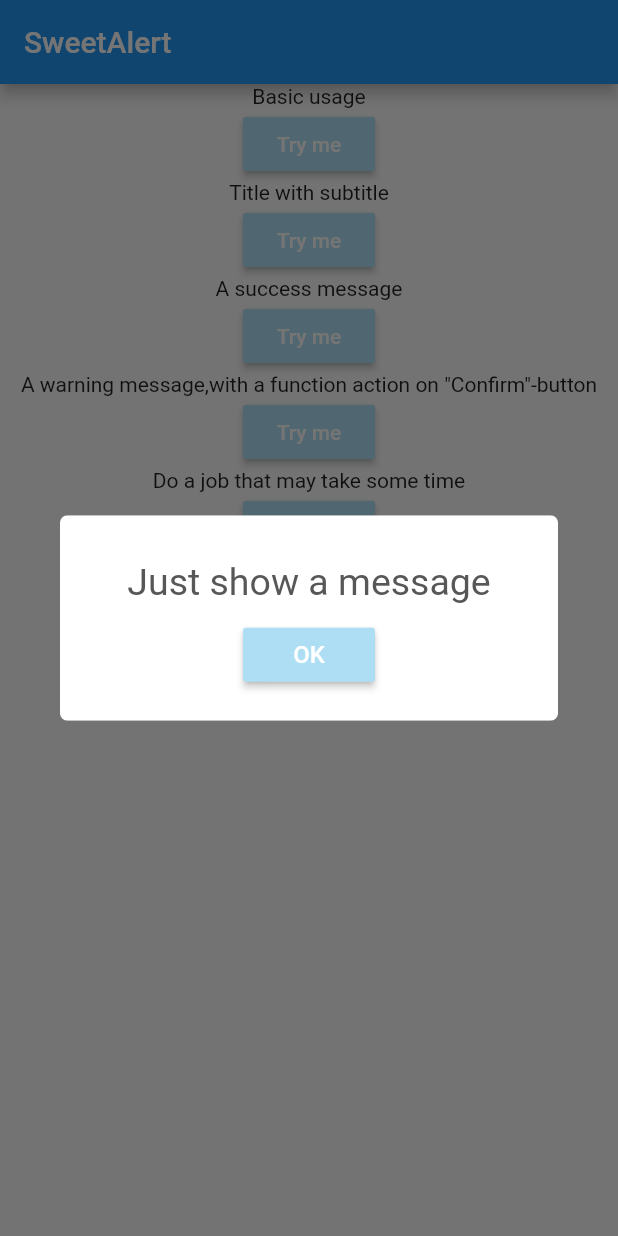
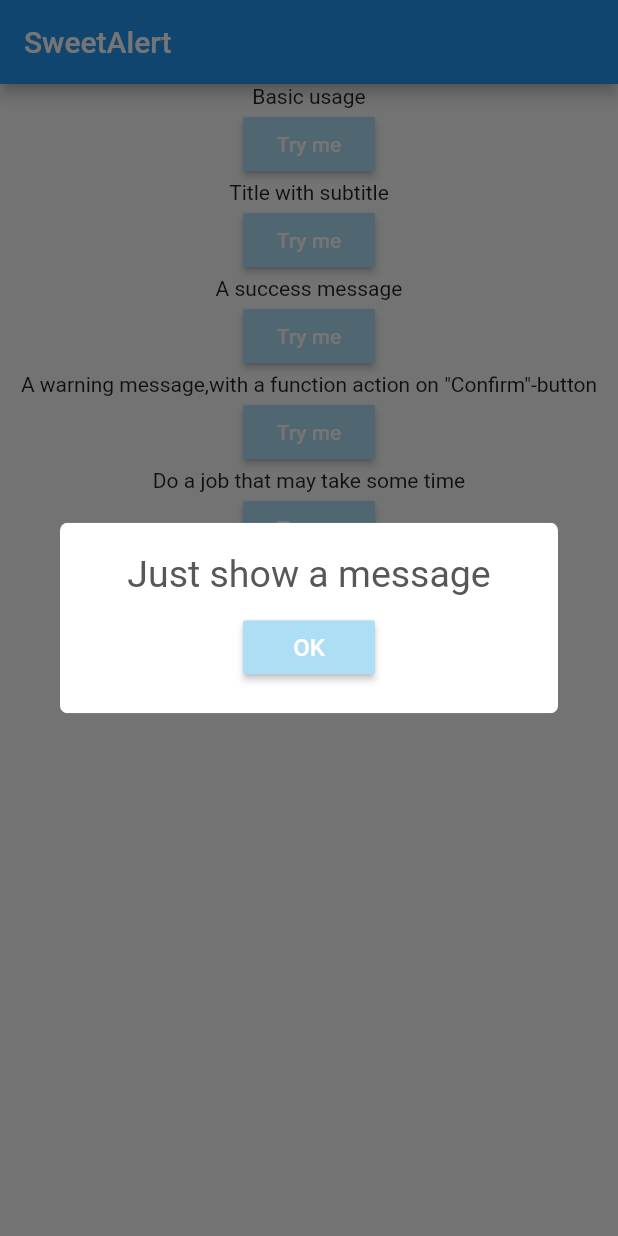
Before and after one commit to best-flutter/sweetalert, a Flutter app: the screen it shows after launch, after a tap on "Try me", on a phone screen of 412 x 824 dp. Run offline on Flutter 3.47's test engine with Material 2 defaults, Android fonts, the phone set to English and light mode, and no system bars; missing offline and left inert: flutter_sequence_animation.

Commit message:
Revert "refactored width and height to constants"
This reverts commit 4fb9db9dbffaf293df4d1d07e2614fd39b02fd1f.

```diff
--- a/lib/sweetalert.dart
+++ b/lib/sweetalert.dart
@@ -120,35 +120,32 @@ class SweetAlertDialogState extends State<SweetAlertDialog>
   Widget build(BuildContext context) {
     List<Widget> listOfChildren = [];
 
-    const double width = 64.0;
-    const double height = 64.0;
-
     switch (_options.style) {
       case SweetAlertStyle.success:
         listOfChildren.add(new SizedBox(
-          width: width,
-          height: height,
+          width: 64.0,
+          height: 64.0,
           child: new SuccessView(),
         ));
         break;
       case SweetAlertStyle.confirm:
         listOfChildren.add(new SizedBox(
-          width: width,
-          height: height,
+          width: 64.0,
+          height: 64.0,
           child: new ConfirmView(),
         ));
         break;
       case SweetAlertStyle.error:
         listOfChildren.add(new SizedBox(
-          width: width,
-          height: height,
+          width: 64.0,
+          height: 64.0,
           child: new CancelView(),
         ));
         break;
       case SweetAlertStyle.loading:
         listOfChildren.add(new SizedBox(
-          width: width,
-          height: height,
+          width: 64.0,
+          height: 64.0,
           child: new Center(
             child: new CircularProgressIndicator(),
           ),
@@ -157,12 +154,9 @@ class SweetAlertDialogState extends State<SweetAlertDialog>
     }
 
     if (_options.title != null) {
-      listOfChildren.add(new Padding(
-          padding: new EdgeInsets.only(top: 10.0),
-          child: new Text(
-            _options.title,
-            style: new TextStyle(fontSize: 25.0, color: new Color(0xff575757)),
-          )
+      listOfChildren.add(new Text(
+        _options.title,
+        style: new TextStyle(fontSize: 25.0, color: new Color(0xff575757)),
       ));
     }
 
```
Also changed, not shown: 1 other file.
